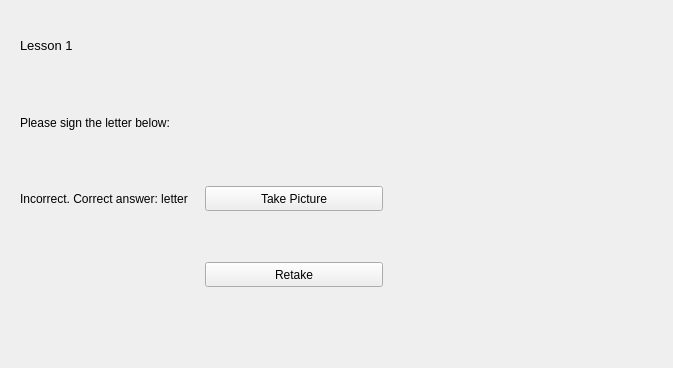
The window that lessonGUI.ui (WyattShawDal/ENGM-4620-PyProject) describes before a commit, drawn with Qt 5.
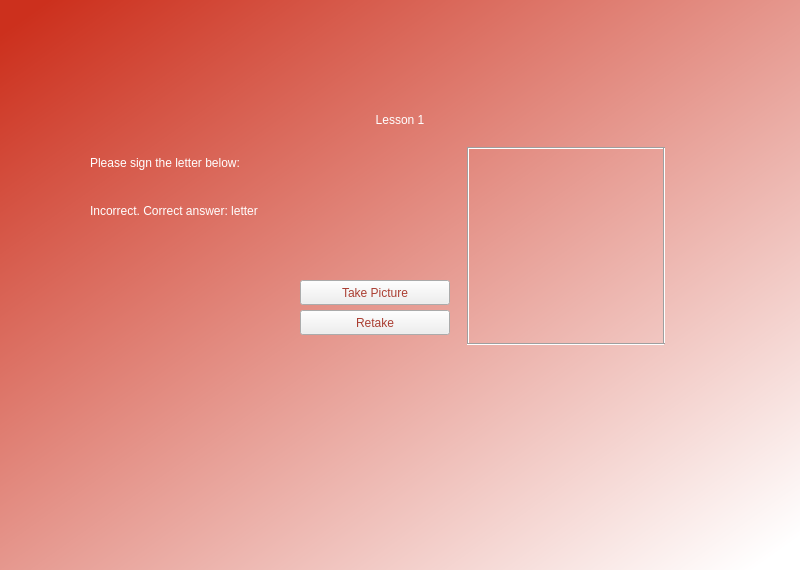
The same window after the commit. Icons and pictures are not drawn.

The edit to the form file:
```diff
--- a/lessonGUI.ui
+++ b/lessonGUI.ui
@@ -6,139 +6,144 @@
    <rect>
     <x>0</x>
     <y>0</y>
-    <width>673</width>
-    <height>368</height>
+    <width>800</width>
+    <height>570</height>
    </rect>
   </property>
   <property name="windowTitle">
    <string>Form</string>
   </property>
-  <widget class="QWidget" name="">
+  <widget class="QWidget" name="widget" native="true">
    <property name="geometry">
     <rect>
-     <x>20</x>
-     <y>10</y>
-     <width>561</width>
-     <height>300</height>
+     <x>0</x>
+     <y>0</y>
+     <width>800</width>
+     <height>570</height>
     </rect>
    </property>
-   <layout class="QHBoxLayout" name="horizontalLayout_2">
-    <property name="sizeConstraint">
-     <enum>QLayout::SetMinimumSize</enum>
-    </property>
-    <item>
-     <layout class="QVBoxLayout" name="verticalLayout">
-      <property name="sizeConstraint">
-       <enum>QLayout::SetMinimumSize</enum>
-      </property>
-      <item>
-       <widget class="QLabel" name="label">
-        <property name="minimumSize">
-         <size>
-          <width>311</width>
-          <height>30</height>
-         </size>
-        </property>
-        <property name="font">
-         <font>
-          <pointsize>10</pointsize>
-         </font>
+   <property name="styleSheet">
+    <string notr="true">QWidget#widget{
+background-color: qlineargradient(spread:pad, x1:0, y1:0, x2:1, y2:1, stop:0.0302013 rgba(204, 48, 29, 255), stop:0.969799 rgba(255, 255, 255, 255));}</string>
+   </property>
+   <widget class="QLabel" name="label_8">
+    <property name="geometry">
+     <rect>
+      <x>200</x>
+      <y>100</y>
+      <width>400</width>
+      <height>40</height>
+     </rect>
+    </property>
+    <property name="styleSheet">
+     <string notr="true">color: rgb(255, 255, 255);
+font: 12pt &quot;Terminal&quot;;</string>
         </property>
         <property name="text">
          <string>Lesson 1</string>
         </property>
-       </widget>
-      </item>
-      <item>
+    <property name="alignment">
+     <set>Qt::AlignCenter</set>
+    </property>
+   </widget>
        <widget class="QLabel" name="questionBox">
-        <property name="minimumSize">
-         <size>
-          <width>309</width>
-          <height>71</height>
-         </size>
+    <property name="geometry">
+     <rect>
+      <x>90</x>
+      <y>150</y>
+      <width>300</width>
+      <height>25</height>
+     </rect>
+    </property>
+    <property name="styleSheet">
+     <string notr="true">color: rgb(255, 255, 255);
+font: 8pt &quot;Terminal&quot;;</string>
         </property>
         <property name="text">
          <string>Please sign the letter below:</string>
         </property>
        </widget>
-      </item>
-      <item>
-       <layout class="QVBoxLayout" name="verticalLayout_3">
-        <item>
-         <layout class="QHBoxLayout" name="horizontalLayout">
-          <property name="sizeConstraint">
-           <enum>QLayout::SetFixedSize</enum>
-          </property>
-          <item>
            <widget class="QLabel" name="promptBox">
+    <property name="geometry">
+     <rect>
+      <x>90</x>
+      <y>200</y>
+      <width>291</width>
+      <height>21</height>
+     </rect>
+    </property>
             <property name="minimumSize">
              <size>
-              <width>175</width>
-              <height>70</height>
-             </size>
-            </property>
+      <width>0</width>
+      <height>0</height>
+     </size>
+    </property>
+    <property name="styleSheet">
+     <string notr="true">color: rgb(255, 255, 255);
+font: 8pt &quot;Terminal&quot;;</string>
+    </property>
             <property name="text">
              <string>Incorrect. Correct answer: letter</string>
             </property>
            </widget>
-          </item>
-          <item>
            <widget class="QPushButton" name="button">
+    <property name="geometry">
+     <rect>
+      <x>300</x>
+      <y>280</y>
+      <width>150</width>
+      <height>25</height>
+     </rect>
+    </property>
             <property name="minimumSize">
              <size>
               <width>150</width>
               <height>25</height>
              </size>
             </property>
+    <property name="styleSheet">
+     <string notr="true">color: rgb(170, 62, 50);
+font: 8pt &quot;Terminal&quot;;</string>
+    </property>
             <property name="text">
              <string>Take Picture</string>
             </property>
            </widget>
-          </item>
-         </layout>
-        </item>
-        <item>
-         <layout class="QHBoxLayout" name="horizontalLayout_3">
-          <property name="sizeConstraint">
-           <enum>QLayout::SetFixedSize</enum>
-          </property>
-          <item>
-           <widget class="QLabel" name="promptBox_2">
-            <property name="minimumSize">
-             <size>
-              <width>151</width>
-              <height>70</height>
-             </size>
-            </property>
-            <property name="text">
-             <string/>
-            </property>
-           </widget>
-          </item>
-          <item>
            <widget class="QPushButton" name="retakeButton">
+    <property name="geometry">
+     <rect>
+      <x>300</x>
+      <y>310</y>
+      <width>150</width>
+      <height>25</height>
+     </rect>
+    </property>
             <property name="minimumSize">
              <size>
               <width>150</width>
               <height>25</height>
              </size>
             </property>
+    <property name="styleSheet">
+     <string notr="true">color: rgb(170, 62, 50);
+font: 8pt &quot;Terminal&quot;;</string>
+    </property>
             <property name="text">
              <string>Retake</string>
             </property>
            </widget>
-          </item>
-         </layout>
-        </item>
-       </layout>
-      </item>
-     </layout>
-    </item>
-    <item>
      <widget class="QLabel" name="image">
       <property name="enabled">
        <bool>true</bool>
       </property>
+    <property name="geometry">
+     <rect>
+      <x>470</x>
+      <y>150</y>
+      <width>192</width>
+      <height>192</height>
+     </rect>
+    </property>
       <property name="sizePolicy">
        <sizepolicy hsizetype="Fixed" vsizetype="Fixed">
         <horstretch>0</horstretch>
@@ -157,6 +162,9 @@
         <height>192</height>
        </size>
       </property>
+    <property name="styleSheet">
+     <string notr="true">border-color: rgb(255, 255, 255);</string>
+    </property>
       <property name="text">
        <string/>
       </property>
@@ -167,8 +175,58 @@
        <bool>true</bool>
       </property>
      </widget>
-    </item>
-   </layout>
+   <widget class="Line" name="line_2">
+    <property name="geometry">
+     <rect>
+      <x>467</x>
+      <y>147</y>
+      <width>198</width>
+      <height>2</height>
+     </rect>
+    </property>
+    <property name="orientation">
+     <enum>Qt::Horizontal</enum>
+    </property>
+   </widget>
+   <widget class="Line" name="line_3">
+    <property name="geometry">
+     <rect>
+      <x>467</x>
+      <y>343</y>
+      <width>198</width>
+      <height>2</height>
+     </rect>
+    </property>
+    <property name="orientation">
+     <enum>Qt::Horizontal</enum>
+    </property>
+   </widget>
+   <widget class="Line" name="line">
+    <property name="geometry">
+     <rect>
+      <x>467</x>
+      <y>147</y>
+      <width>2</width>
+      <height>197</height>
+     </rect>
+    </property>
+    <property name="orientation">
+     <enum>Qt::Vertical</enum>
+    </property>
+   </widget>
+   <widget class="Line" name="line_4">
+    <property name="geometry">
+     <rect>
+      <x>663</x>
+      <y>147</y>
+      <width>2</width>
+      <height>197</height>
+     </rect>
+    </property>
+    <property name="orientation">
+     <enum>Qt::Vertical</enum>
+    </property>
+   </widget>
   </widget>
  </widget>
  <resources/>
```
Lines whose indentation alone changed are shown as unchanged.
